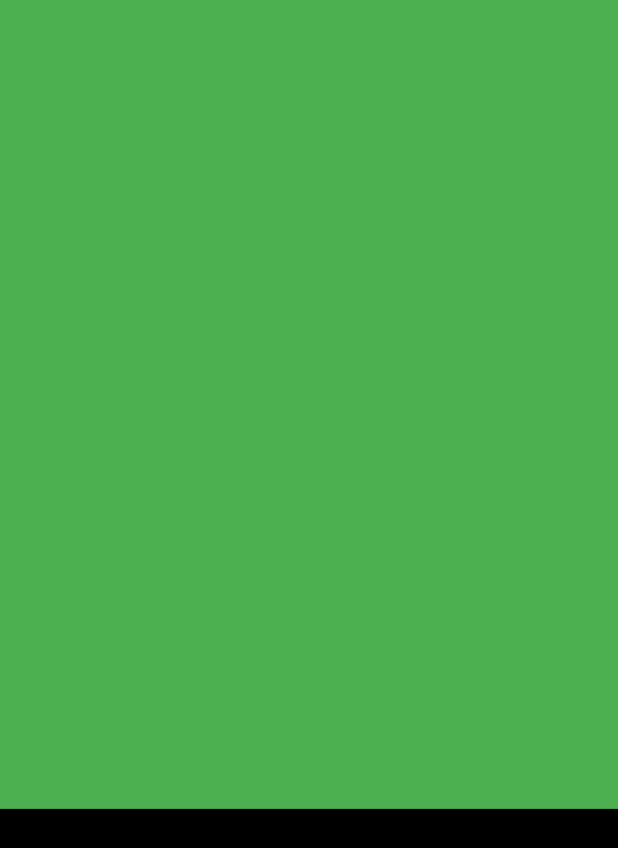
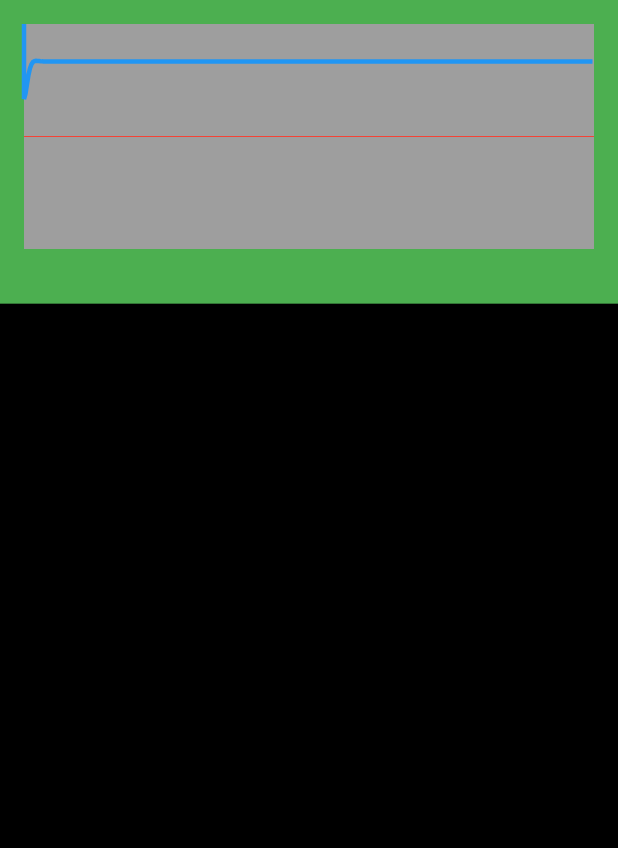
Before and after one commit to akvus/abuse_stateless_widget, a Flutter app: the first screen one second after launch, on a phone screen of 412 x 824 dp. Shown: the top 848 px of the screen. Run offline on Flutter 3.47's test engine with Material 2 defaults, Android fonts, the phone set to English and light mode, and no system bars.

Commit message:
Chart the spring simulation

```diff
--- a/lib/simulation.dart
+++ b/lib/simulation.dart
@@ -24,18 +24,21 @@ class MyApp extends StatefulWidget {
 
 class MyAppState extends State<MyApp> with TickerProviderStateMixin {
   late final AnimationController _controller;
+  late final Simulation _simulation;
 
   @override
   void initState() {
     super.initState();
 
+    _simulation = SpringSimulation(
+      const SpringDescription(mass: 0.1, stiffness: 4, damping: 1),
+      widget.height / 2,
+      widget.height / 4,
+      20,
+    );
+
     _controller = AnimationController(vsync: this, upperBound: widget.height);
-    _controller.animateWith(SpringSimulation(
-      SpringDescription(mass: 0.3, stiffness: 4, damping: 3),
-      0,
-      widget.height,
-      20,
-    ));
+    _controller.animateWith(_simulation);
   }
 
   @override
@@ -45,12 +48,91 @@ class MyAppState extends State<MyApp> with TickerProviderStateMixin {
   }
 
   @override
-  Widget build(BuildContext context) => AnimatedBuilder(
+  Widget build(BuildContext context) => Stack(
+        children: [
+          AnimatedBuilder(
             animation: _controller,
             builder: (context, child) => SizedBox(
               width: double.infinity,
               height: _controller.value,
               child: Container(color: Colors.green),
             ),
+          ),
+          Padding(
+            padding: const EdgeInsets.all(16),
+            child: SizedBox(
+              width: 400,
+              height: 150,
+              child: SimulationGraph(
+                simulation: _simulation,
+                maxValue: widget.height,
+              ),
+            ),
+          ),
+        ],
       );
 }
+
+class SimulationGraph extends StatelessWidget {
+  final Simulation simulation;
+  final double maxValue;
+
+  const SimulationGraph({
+    super.key,
+    required this.simulation,
+    required this.maxValue,
+  });
+
+  @override
+  Widget build(BuildContext context) => CustomPaint(
+        painter: SimulationPainter(simulation, maxValue),
+      );
+}
+
+class SimulationPainter extends CustomPainter {
+  final Simulation simulation;
+  late final double _yDivisionFactor;
+
+  final Paint _backgroundPaint = Paint()..color = Colors.grey;
+  final Paint _xAxisPaint = Paint()..color = Colors.red;
+  final Paint _pathPaint = Paint()
+    ..color = Colors.blue
+    ..style = PaintingStyle.stroke
+    ..strokeWidth = 3;
+
+  SimulationPainter(this.simulation, double maxValue) {
+    _yDivisionFactor = 100 / maxValue;
+  }
+
+  @override
+  void paint(Canvas canvas, Size size) {
+    canvas.drawRect(
+      Rect.fromLTWH(0, 0, size.width, size.height),
+      _backgroundPaint,
+    );
+    canvas.drawLine(
+      Offset(0, size.height / 2),
+      Offset(size.width, size.height / 2),
+      _xAxisPaint,
+    );
+
+    final path = Path();
+    path.moveTo(0, 0);
+
+    double t = 0.0;
+    for (int x = 0; x < size.width; x++, t += 0.1) {
+      final dt = t.toDouble();
+      final y = simulation.x(dt) * _yDivisionFactor;
+
+      path.lineTo(x.toDouble(), y);
+    }
+
+    canvas.drawPath(path, _pathPaint);
+  }
+
+  @override
+  bool shouldRepaint(covariant CustomPainter oldDelegate) {
+    // TODO optimize
+    return true;
+  }
+}
```
Lines whose indentation alone changed are shown as unchanged.
